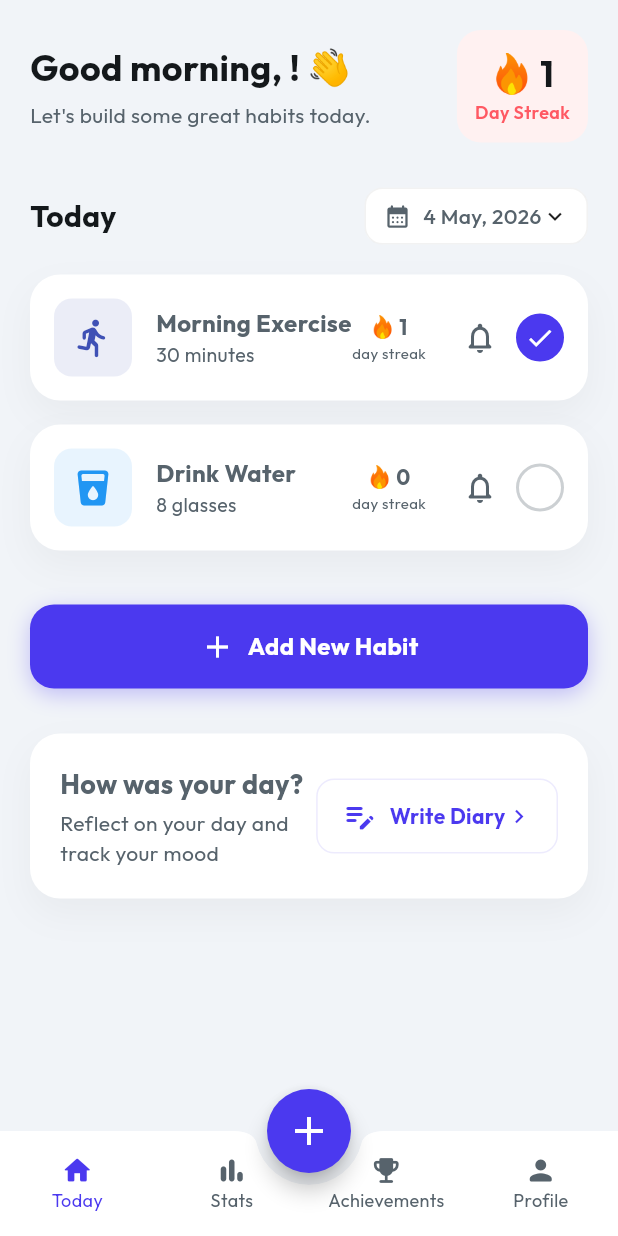
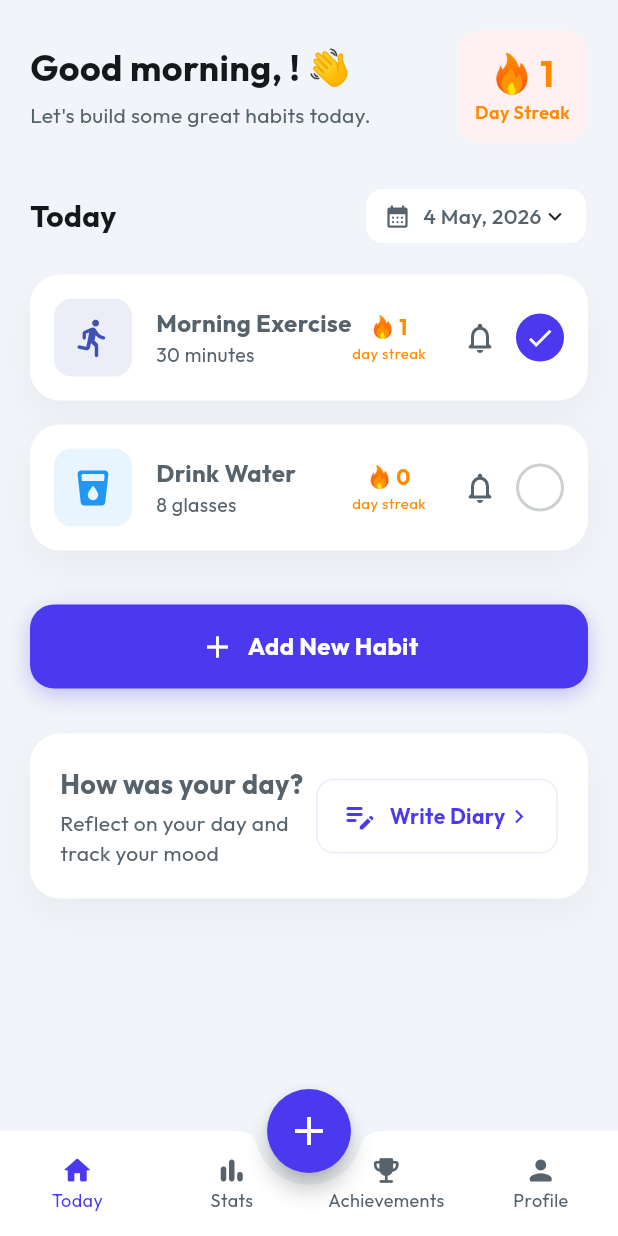
Before and after one commit to SurajChaurasia84/Level-Up, a Flutter app: the MainNavigation screen opened directly, on a phone screen of 412 x 824 dp. Run offline on Flutter 3.47's test engine with Material 3 defaults, Android fonts, the phone set to English and light mode, and no system bars; our stand-ins replace google_fonts, image_cropper, image_picker, shared_preferences; accounts and stored records are empty.

Commit message:
changed streak icon color

```diff
--- a/lib/screens/achievements_screen.dart
+++ b/lib/screens/achievements_screen.dart
@@ -128,7 +128,10 @@ class AchievementsScreen extends StatelessWidget {
               Image.asset('assets/fire.png', height: 28, width: 28),
               Text(
                 "$streak",
-                style: AppTheme.lightTheme.textTheme.titleLarge?.copyWith(fontWeight: FontWeight.bold),
+                style: AppTheme.lightTheme.textTheme.titleLarge?.copyWith(
+                  fontWeight: FontWeight.bold,
+                  color: AppTheme.streakColor,
+                ),
               ),
               Text(
                 "Day Streak",
--- a/lib/screens/home_screen.dart
+++ b/lib/screens/home_screen.dart
@@ -75,11 +75,11 @@ class HomeScreen extends StatelessWidget {
                   Image.asset('assets/fire.png', height: 28, width: 28),
                   Text(
                     " ${provider.currentGlobalStreak}",
-                    style: const TextStyle(fontSize: 24, fontWeight: FontWeight.bold, color: Color(0xFF14181B)),
+                    style: const TextStyle(fontSize: 24, fontWeight: FontWeight.bold, color: AppTheme.streakColor),
                   ),
                 ],
               ),
-              const Text("Day Streak", style: TextStyle(fontSize: 12, color: Color(0xFFFF5963), fontWeight: FontWeight.w600)),
+              const Text("Day Streak", style: TextStyle(fontSize: 12, color: AppTheme.streakColor, fontWeight: FontWeight.w600)),
             ],
           ),
         ),
--- a/lib/theme/app_theme.dart
+++ b/lib/theme/app_theme.dart
@@ -8,7 +8,7 @@ class AppTheme {
   static const Color cardColor = Colors.white;
   static const Color textColor = Color(0xFF14181B);
   static const Color subtitleColor = Color(0xFF57636C);
-  static const Color streakColor = Color(0xFFFF5963);
+  static const Color streakColor = Color(0xFFFF8A00); // Vibrant Fire Orange
 
   static ThemeData get lightTheme {
     return ThemeData(
--- a/lib/widgets/habit_card.dart
+++ b/lib/widgets/habit_card.dart
@@ -55,11 +55,11 @@ class HabitCard extends StatelessWidget {
                   Image.asset('assets/fire.png', height: 16, width: 16),
                   Text(
                     " ${habit.currentStreak}",
-                    style: const TextStyle(fontWeight: FontWeight.bold, fontSize: 14),
+                    style: const TextStyle(fontWeight: FontWeight.bold, fontSize: 14, color: AppTheme.streakColor),
                   ),
                 ],
               ),
-              const Text("day streak", style: TextStyle(fontSize: 10, color: Color(0xFF57636C))),
+              const Text("day streak", style: TextStyle(fontSize: 10, color: AppTheme.streakColor)),
             ],
           ),
           const SizedBox(width: 12),
```
